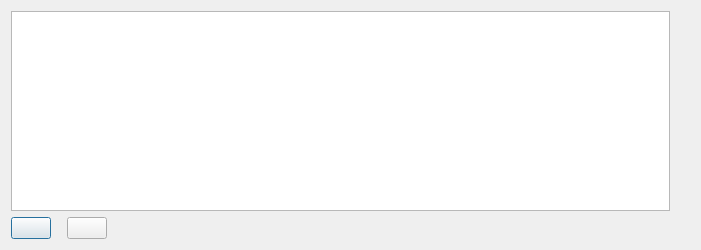
Old version of the form QtTraceClient/UI/PipesMgntPage.ui in the repository cobreti/NyxTraceViewer.
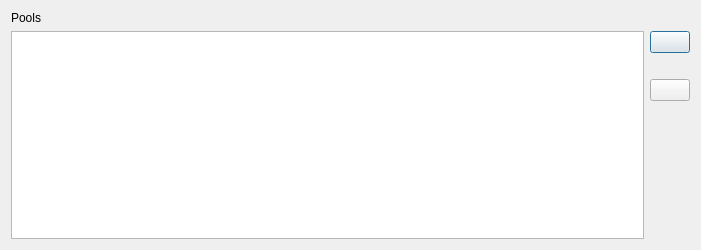
New version of the form. Icons and pictures are not drawn.

Commit message: - Added title for PipesMgntPages panel - Added TraceViewerTcpBridge eclipse project

The edit to the form file:
```diff
--- a/QtTraceClient/UI/PipesMgntPage.ui
+++ b/QtTraceClient/UI/PipesMgntPage.ui
@@ -37,6 +37,16 @@
   <layout class="QHBoxLayout" name="horizontalLayout">
    <item>
     <layout class="QVBoxLayout" name="verticalLayout">
+     <item>
+      <widget class="QLabel" name="label">
+       <property name="text">
+        <string>Pools</string>
+       </property>
+       <property name="alignment">
+        <set>Qt::AlignLeading|Qt::AlignLeft|Qt::AlignVCenter</set>
+       </property>
+      </widget>
+     </item>
      <item>
       <widget class="QTreeWidget" name="m_PoolsTree">
        <property name="enabled">
@@ -76,10 +86,31 @@
        </column>
       </widget>
      </item>
+    </layout>
+   </item>
      <item>
-      <layout class="QHBoxLayout" name="horizontalLayout_2">
+    <layout class="QVBoxLayout" name="verticalLayout_2">
+     <item>
+      <spacer name="verticalSpacer_2">
+       <property name="orientation">
+        <enum>Qt::Vertical</enum>
+       </property>
+       <property name="sizeType">
+        <enum>QSizePolicy::Fixed</enum>
+       </property>
+       <property name="sizeHint" stdset="0">
+        <size>
+         <width>20</width>
+         <height>20</height>
+        </size>
+       </property>
+      </spacer>
+     </item>
        <item>
         <widget class="QPushButton" name="m_btnAdd">
+       <property name="enabled">
+        <bool>true</bool>
+       </property>
          <property name="text">
           <string/>
          </property>
@@ -94,19 +125,22 @@
            <height>16</height>
           </size>
          </property>
+       <property name="flat">
+        <bool>false</bool>
+       </property>
         </widget>
        </item>
        <item>
-        <spacer name="horizontalSpacer_2">
+      <spacer name="verticalSpacer_3">
          <property name="orientation">
-          <enum>Qt::Horizontal</enum>
+        <enum>Qt::Vertical</enum>
          </property>
          <property name="sizeType">
           <enum>QSizePolicy::Fixed</enum>
          </property>
          <property name="sizeHint" stdset="0">
           <size>
-           <width>10</width>
+         <width>20</width>
            <height>20</height>
           </size>
          </property>
@@ -114,6 +148,9 @@
        </item>
        <item>
         <widget class="QPushButton" name="m_btnRemove">
+       <property name="enabled">
+        <bool>true</bool>
+       </property>
          <property name="text">
           <string/>
          </property>
@@ -128,27 +165,11 @@
            <height>16</height>
           </size>
          </property>
-        </widget>
-       </item>
-       <item>
-        <spacer name="horizontalSpacer_3">
-         <property name="orientation">
-          <enum>Qt::Horizontal</enum>
-         </property>
-         <property name="sizeHint" stdset="0">
-          <size>
-           <width>40</width>
-           <height>20</height>
-          </size>
-         </property>
-        </spacer>
-       </item>
-      </layout>
-     </item>
-    </layout>
-   </item>
-   <item>
-    <layout class="QVBoxLayout" name="verticalLayout_2">
+       <property name="flat">
+        <bool>false</bool>
+       </property>
+      </widget>
+     </item>
      <item>
       <spacer name="verticalSpacer">
        <property name="orientation">
```
Lines whose indentation alone changed are shown as unchanged. The commit also changes 6 other files.
